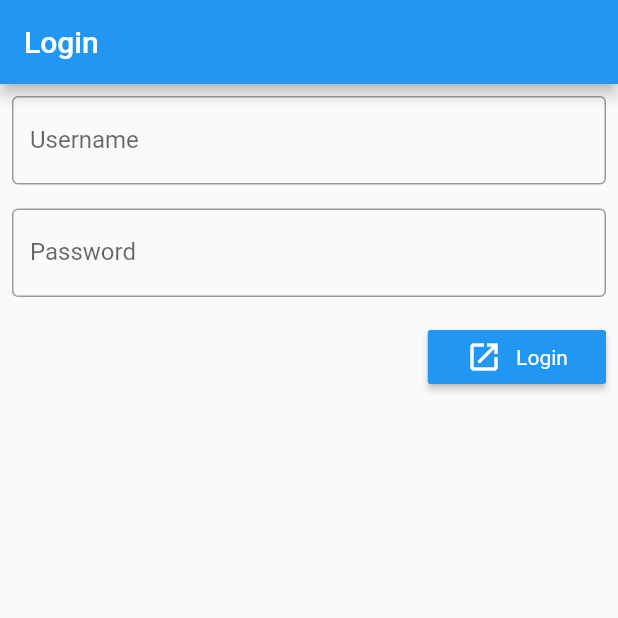
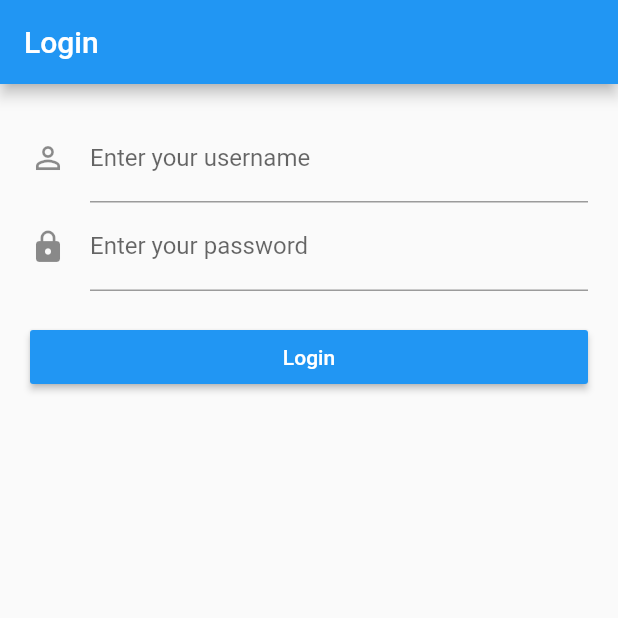
Before and after one commit to ichsanmust/flutter_template_project, a Flutter app: the screen it shows after launch, on a phone screen of 412 x 824 dp, the top half of it. Run offline on Flutter 3.47's test engine with Material 2 defaults, Android fonts, the phone set to English and light mode, and no system bars; our stand-ins replace device_info, fluttertoast, modal_progress_hud, shared_preferences, shimmer.

Commit message:
login form validation

```diff
--- a/lib/components/helper.dart
+++ b/lib/components/helper.dart
@@ -3,8 +3,12 @@ import 'dart:io';
 import 'package:device_info/device_info.dart';
 import 'package:flutter/services.dart';
 import 'package:shared_preferences/shared_preferences.dart';
+import 'package:fluttertoast/fluttertoast.dart';
 //import 'package:http/http.dart' as http;
 //import 'dart:convert';
+
+// style
+import 'package:flutter_template_project/css/style.dart' as Style;
 
 class Helper {
   static Helper _instance;
@@ -109,10 +113,10 @@ class Helper {
     return null;
   }
 
-
   static getApplicationToken() {
     return 'asfafasfdsajeej89sadfasjfbwasfsagipPajjqwidbQBiadq';
   }
+
   static baseUrlApi() {
     var url = "http://10.0.2.2/flutter_template_project_api/web/index.php";
     return url;
@@ -128,6 +132,19 @@ class Helper {
     return applicationId;
   }
 
-
+  // flashMessage
+  flashMessage(message) {
+    if (message != '') {
+      Fluttertoast.showToast(
+          msg: message,
+          toastLength: Toast.LENGTH_LONG,
+          gravity: ToastGravity.BOTTOM,
+//          timeInSecForIos: 1,
+          backgroundColor: Style.Default.btnInfo(),
+//          textColor: Colors.white,
+          fontSize: 12.0);
+    }
+  }
+// flashMessage
 
 }
--- a/lib/css/style.dart
+++ b/lib/css/style.dart
@@ -24,6 +24,26 @@ class Default {
           color: Colors.white,
           //backgroundColor: Colors.red[200],
         );
+  }
+
+  static Color btnInfo() {
+    return Colors.green;
+  }
+
+  static TextStyle btnInfoText(BuildContext context) {
+    return Theme.of(context).textTheme.display1.copyWith(
+      fontSize: 14,
+      color: Colors.green,
+      //backgroundColor: Colors.blue[200],
+    );
+  }
+
+  static TextStyle errorText(BuildContext context) {
+    return Theme.of(context).textTheme.display1.copyWith(
+      fontSize: 14,
+      color: Colors.red,
+      //backgroundColor: Colors.red[200],
+    );
   }
 }
 
--- a/lib/views/login_page.dart
+++ b/lib/views/login_page.dart
@@ -1,6 +1,7 @@
 import 'package:flutter/material.dart';
-//import 'package:modal_progress_hud/modal_progress_hud.dart';
 import 'dart:async';
+import 'package:modal_progress_hud/modal_progress_hud.dart';
+import 'package:fluttertoast/fluttertoast.dart';
 
 // components
 import 'package:flutter_template_project/components/helper.dart';
@@ -12,19 +13,21 @@ import 'package:flutter_template_project/views/home_page.dart';
 import 'package:flutter_template_project/models/login_model.dart';
 
 class LoginPage extends StatefulWidget {
-  LoginPage({Key key, this.title}) : super(key: key);
+  LoginPage({Key key, this.title, this.flashMessage = ''}) : super(key: key);
   final String title;
+  final String flashMessage;
 
   @override
   _LoginPageState createState() => _LoginPageState();
 }
 
 class _LoginPageState extends State<LoginPage> {
+  final GlobalKey<FormState> _formKey = new GlobalKey<FormState>();
   final Helper helper = new Helper();
-  TextEditingController username = new TextEditingController();
-  TextEditingController password = new TextEditingController();
+  LoginModel model = new LoginModel();
   String message = '';
   bool isLoading = false;
+  DateTime currentBackPressTime;
 
   String deviceId = '';
   Future<String> get deviceIdData => helper.getDeviceId();
@@ -48,35 +51,52 @@ class _LoginPageState extends State<LoginPage> {
   @override
   void initState() {
     super.initState();
+    helper.flashMessage(widget.flashMessage);
     isLoading = false;
     message = "";
     getDevice();
     getApplication();
   }
 
+//  void submit() {
+//    // First validate form.
+//    if (this._formKey.currentState.validate()) {
+//      _formKey.currentState.save(); // Save our form now.
+//
+//      print('Printing the login data.');
+//      print('Email: ${model.username}');
+//      print('Password: ${model.password}');
+//    }
+//  }
+
   // action Post login
   Future<List> _login() async {
+    if (this._formKey.currentState.validate()) {
+      _formKey.currentState.save(); // Save our form now.
+
       setState(() {
         isLoading = true;
         message = "";
       });
 
       await LoginModel.login(
-            username.text, password.text, deviceId, applicationId)
+              model.username, model.password, deviceId, applicationId)
           .then((data) {
         //print(data);
         if (data != null) {
           if (data['status'] == true) {
             var token = data['data']['auth_key'];
-          helper.login(token, username.text); // set session
-          message = data['message'];
+            helper.login(token, model.username); // set session
+            //message = data['message']; // di hide saja
             Navigator.pop(
                 context); // untuk menghide screen saat ini // jika diperlukan
             Navigator.push(
                 context,
                 new MaterialPageRoute(
-                  builder: (BuildContext context) =>
-                      new HomePage(title: 'Home')));
+                    builder: (BuildContext context) => new HomePage(
+                          title: 'Home',
+                          flashMessage: 'Successfully Login',
+                        )));
           } else {
             if (data['code'] == 200) {
               //print(data['message']);
@@ -96,91 +116,113 @@ class _LoginPageState extends State<LoginPage> {
         message = message;
         isLoading = false;
       });
-
+    }
     //return _login();
     return null;
   }
   // end action Post login
 
-  Widget _buildBodyWidget() {
-    return Column(
+  // on back button
+  Future<bool> onWillPop() {
+    DateTime now = DateTime.now();
+    if (currentBackPressTime == null ||
+        now.difference(currentBackPressTime) > Duration(seconds: 2)) {
+      currentBackPressTime = now;
+      Fluttertoast.showToast(
+          msg: "Tap 2x to exit Apps",
+          toastLength: Toast.LENGTH_SHORT,
+          gravity: ToastGravity.BOTTOM,
+//          timeInSecForIos: 1,
+//          backgroundColor: Colors.red,
+//          textColor: Colors.white,
+          fontSize: 12.0);
+      return Future.value(false);
+    }
+    return Future.value(true);
+  }
+  // on back button
+
+  // body
+  Widget _buildBodyWidget(screenSize) {
+    return Container(
+        padding: new EdgeInsets.all(20.0),
+        child: new Form(
+          key: this._formKey,
+          child: new ListView(
             children: <Widget>[
-        Padding(
-          padding: const EdgeInsets.all(8.0),
-          child: TextField(
-            controller: username,
-            decoration: InputDecoration(
-              border: OutlineInputBorder(),
-              labelText: 'Username',
+              new TextFormField(
+                  keyboardType: TextInputType
+                      .emailAddress, // Use email input type for emails.
+                  decoration: new InputDecoration(
+                    hintText: 'Username',
+                    labelText: 'Enter your username',
+                    icon: Icon(Icons.person_outline),
+                    fillColor: Colors.white,
                   ),
+                  validator: (value) {
+                    return model.validateUsername(value);
+                  },
+//                  validator: (value) {
+//                    if (value.isEmpty) {
+//                      return 'Enter some text';
+//                    }
+//                    return null;
+//                  },
+                  onSaved: (String value) {
+                    this.model.username = value;
+                  }),
+              new TextFormField(
+                  obscureText: true, // Use secure text for passwords.
+                  decoration: new InputDecoration(
+                    hintText: 'Password',
+                    labelText: 'Enter your password',
+                    icon: Icon(Icons.lock),
+                    fillColor: Colors.white,
                   ),
+                  validator: (value) {
+                    return model.validatePassword(value);
+                  },
+                  onSaved: (String value) {
+                    this.model.password = value;
+                  }),
+              new Container(
+                width: screenSize.width,
+                child: new RaisedButton(
+                  child: new Text(
+                    'Login',
+                    style: new TextStyle(color: Colors.white),
                   ),
-        Padding(
-          padding: const EdgeInsets.all(8.0),
-          child: TextField(
-            controller: password,
-            decoration: InputDecoration(
-              border: OutlineInputBorder(),
-              labelText: 'Password',
-            ),
-            obscureText: true,
-          ),
-        ),
-        Padding(
-            padding: const EdgeInsets.all(8.0),
-            child: Row(
-              children: <Widget>[
-                Expanded(
-                  flex: 7, // 70%
-                  // child: Container(color: Colors.red),
-                  child: Text(''),
-                ),
-                Expanded(
-                  flex: 3, // 20%
-                  //child: Container(color: Colors.blue),
-                  child: Align(
-                    alignment: Alignment.centerRight,
-                    child: !isLoading
-                        ? RaisedButton(
                   onPressed: () {
                     _login();
                   },
-                            child: Row(
-                              mainAxisAlignment: MainAxisAlignment.spaceEvenly,
-                              children: <Widget>[
-                                //Icon(Icons.add),
-                                new IconTheme(
-                                  data: new IconThemeData(color: Colors.white),
-                                  child: new Icon(Icons.launch),
+//                  onPressed: this.submit,
+                  color: Colors.blue,
                 ),
-                                Text('Login',
-                                    style:
-                                        Style.Default.btnPrimaryText(context)),
+                margin: new EdgeInsets.only(top: 20.0),
+              ),
+              Text(message,
+                  style: Style.Default.errorText(context),
+                  textAlign: TextAlign.center),
             ],
           ),
-                            color: Style.Default.btnPrimary(),
-                          )
-                        : const Center(
-                            child: const CircularProgressIndicator()),
-                  ),
-                )
-              ],
-            )),
-        Text(message,
-            style: TextStyle(fontSize: 16.0), textAlign: TextAlign.center)
-      ],
-    );
+        ));
   }
+  // body
 
   @override
   Widget build(BuildContext context) {
-    return Scaffold(
+    final Size screenSize = MediaQuery.of(context).size;
+    return WillPopScope(
+      //onWillPop: () async => false, // disable back button
+      onWillPop: onWillPop,
+      child: Scaffold(
           appBar: AppBar(
             automaticallyImplyLeading: false, // hidde back button
             title: Text(widget.title),
           ),
-//        body: ModalProgressHUD(
-//            child: _buildBodyWidget(), inAsyncCall: isLoading));
-        body: _buildBodyWidget());
+          body: ModalProgressHUD(
+              child: _buildBodyWidget(screenSize), inAsyncCall: isLoading)),
+    );
+//        body: _buildBodyWidget());
   }
 }
--- a/pubspec.yaml
+++ b/pubspec.yaml
@@ -32,6 +32,7 @@ dev_dependencies:
   shared_preferences: ^0.4.0
   shimmer: ^1.0.0
   modal_progress_hud: ^0.1.3
+  fluttertoast: ^3.1.0
 
 
 # For information on the generic Dart part of this file, see the
```
Also changed, not shown: lib/models/login_model.dart (+22 -3 lines), lib/views/home_page.dart (+30 -6 lines), lib/views/login_page_by_text_controller.dart (added, +233 -0 lines), pubspec.lock. Lines whose indentation alone changed are shown as unchanged.
